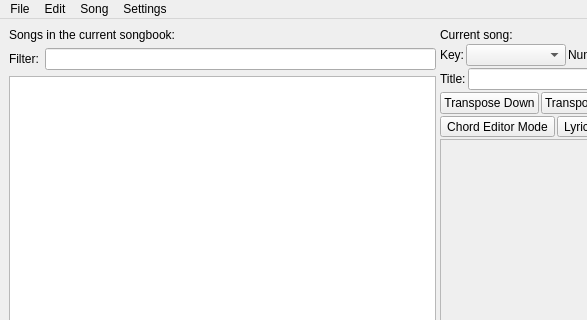
The window that src/softchord_main_window.ui (matvey83/softChord) describes before a commit, drawn with Qt 5; both pictures show x 0 to 587 and y 0 to 320 of the 910 by 821 pixel window.
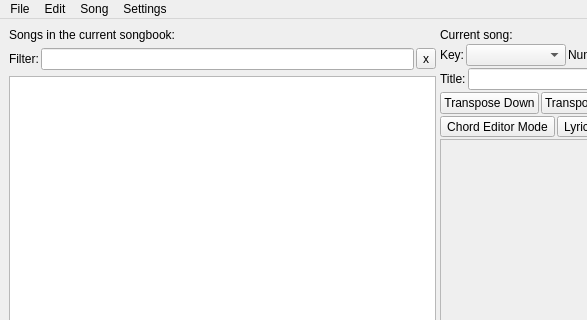
The same window after the commit.

Commit message: Added button to remove the song filter string

```diff
--- a/src/softchord_main_window.ui
+++ b/src/softchord_main_window.ui
@@ -31,6 +31,9 @@
         </item>
         <item>
          <layout class="QHBoxLayout" name="horizontalLayout_7">
+          <property name="spacing">
+           <number>2</number>
+          </property>
           <item>
            <widget class="QLabel" name="label_2">
             <property name="text">
@@ -41,6 +44,13 @@
           <item>
            <widget class="QLineEdit" name="song_filter_ef"/>
           </item>
+          <item>
+           <widget class="QToolButton" name="clear_filter_button">
+            <property name="text">
+             <string>x</string>
+            </property>
+           </widget>
+          </item>
          </layout>
         </item>
         <item>
```
The commit also changes 1 other file.
